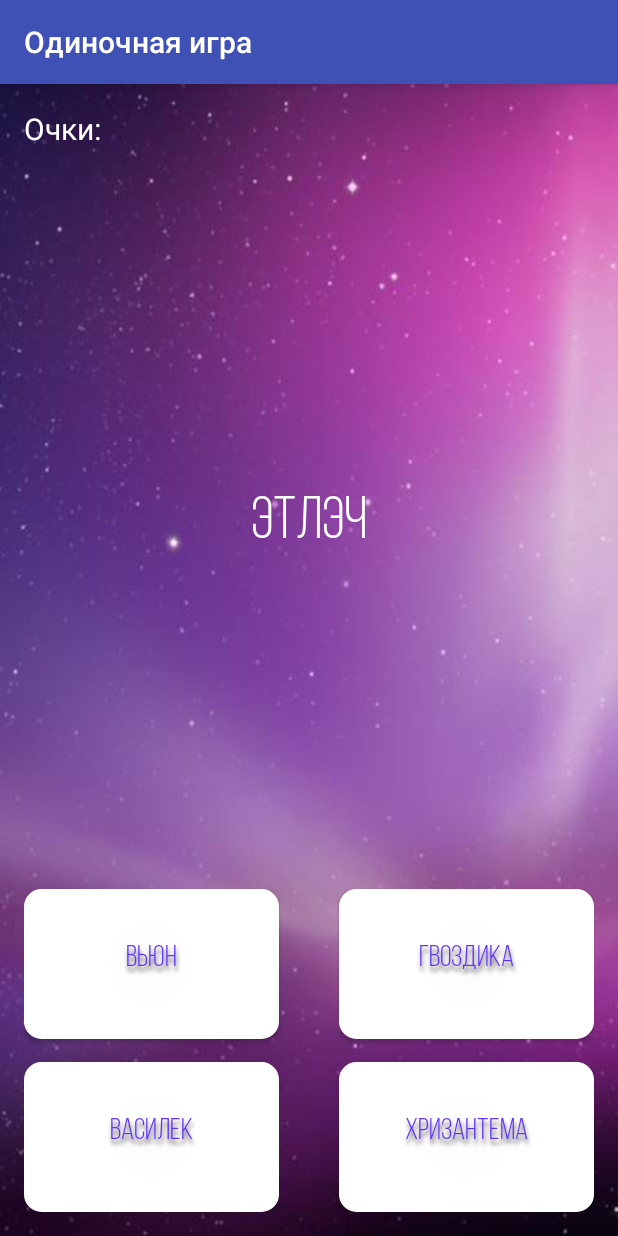
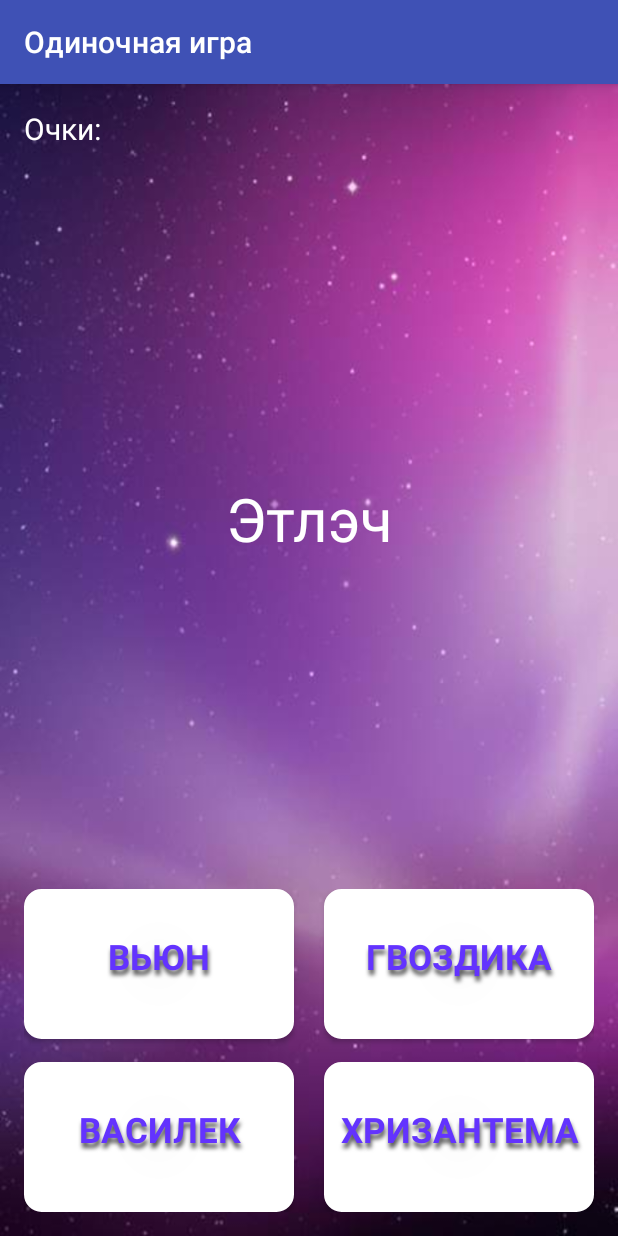
Before and after one commit to pandaket/Translate-Game, an Android app: the SingleGameActivity screen opened directly, with no data from a screen before it, after a tap on "ДЕНЬ", on a phone screen of 412 x 824 dp. Run offline under Robolectric (Android 15) with nearby library versions, the phone set to English and light mode, and no system bars; 1 other tap on this screen came first.

Commit message:
Add buttons drawing

```diff
--- /dev/null
+++ b/ModelsGame/app/src/main/java/com/example/modelsgame/Graphic.java
@@ -0,0 +1,51 @@
+package com.example.modelsgame;
+
+import android.annotation.TargetApi;
+import android.app.AlertDialog;
+import android.content.DialogInterface;
+import android.content.Intent;
+import android.graphics.Color;
+import android.graphics.Typeface;
+import android.os.Build;
+import android.os.Bundle;
+import android.os.Handler;
+import android.support.v7.app.AppCompatActivity;
+import android.view.View;
+import android.widget.Button;
+import android.widget.TextView;
+import android.widget.Toast;
+
+import java.util.Random;
+import java.lang.Object;
+
+/**
+ * Created by Гульнара on 17.05.2016.
+ */
+public class Graphic extends AppCompatActivity {
+
+    void btn_design(Button btn) //подгружаем оформление кнопки
+    {
+        btn.setBackgroundResource(R.drawable.button_shape);
+        btn.setTextColor(Color.argb(255,99,51,254));
+    }
+    void btn_set_font(Button btn) //  Меняем шрифт
+    {
+        Typeface mycustomfont = Typeface.createFromAsset(getAssets(), "fonts/9116.otf"); //адрес файла с шрифтом
+        btn.setTypeface(mycustomfont);
+    }
+
+    void button_color_draw(boolean check,Button Action_btn) //меняем цвет фона и текста нажатой кнопки
+    {
+        if (check)
+        {
+            Action_btn.setBackgroundResource(R.drawable.button_shape_green);
+            Action_btn.setTextColor(Color.WHITE);
+        }
+        else
+        {
+            Action_btn.setBackgroundResource(R.drawable.button_shape_red);
+            Action_btn.setTextColor(Color.WHITE);
+        }
+    }
+
+}
--- a/ModelsGame/app/src/main/java/com/example/modelsgame/SingleGameActivity.java
+++ b/ModelsGame/app/src/main/java/com/example/modelsgame/SingleGameActivity.java
@@ -16,6 +16,7 @@ import android.widget.TextView;
 import android.widget.Toast;
 
 import java.util.Random;
+import java.lang.Object;
 
 import static com.example.modelsgame.R.drawable.button_shape;
 
@@ -25,6 +26,7 @@ import static com.example.modelsgame.R.drawable.button_shape;
 
 
 public class SingleGameActivity extends AppCompatActivity {
+    Graphic graphic = new Graphic();
     DatabaseHelper sqlHelper;
     int score = 0; // переменная для очков
     int qid = 1; //контроль количества вопросов. В каждом туре их четыре(пока что).
@@ -46,7 +48,6 @@ public class SingleGameActivity extends AppCompatActivity {
 
     int content()//загрузка вопроса/ответов для нового вопроса
     {
-
         ++qid;
         randomNumber = random.nextInt(3);
         String[] questionArray = new String[0];
@@ -64,34 +65,26 @@ public class SingleGameActivity extends AppCompatActivity {
             answersArray = getResources().getStringArray(R.array.answersFinal);
             randomNumber = 0;
         }
-        Typeface mycustomfont = Typeface.createFromAsset(getAssets(), "fonts/9116.otf");
 
         scores = (TextView) findViewById(R.id.scores);
         questionTextView = (TextView) findViewById(R.id.textViewQuestion); //тут нам надо переменным реальные кнопки, в xml
-        questionTextView.setTypeface(mycustomfont);
         buttonFirstAnswer = (Button) findViewById(R.id.buttonFirstAnswer); // файле мы для каждой кнопки id называем
-        buttonFirstAnswer.setTypeface(mycustomfont);
         buttonSecondAnswer = (Button) findViewById(R.id.buttonSecondAnswer);// а тут мы его ищем и присваиваем методом findViewById
-        buttonSecondAnswer.setTypeface(mycustomfont);
         buttonThirdAnswer = (Button) findViewById(R.id.buttonThirdAnswer);
-        buttonThirdAnswer.setTypeface(mycustomfont);
         buttonFourthAnswer = (Button) findViewById(R.id.buttonFourthAnswer);
-        buttonFourthAnswer.setTypeface(mycustomfont);
-
-        buttonFirstAnswer.setBackgroundResource(R.drawable.button_shape);
-        buttonSecondAnswer.setBackgroundResource(R.drawable.button_shape);
-        buttonThirdAnswer.setBackgroundResource(R.drawable.button_shape);
-        buttonFourthAnswer.setBackgroundResource(R.drawable.button_shape);
-
+//------------------------------------------------
+        //подгружаем оформление кнопок
+        graphic.btn_design(buttonFirstAnswer);
+        graphic.btn_design(buttonSecondAnswer);
+        graphic.btn_design(buttonThirdAnswer);
+        graphic.btn_design(buttonFourthAnswer);
+//-----------------------------------------------
         questionTextView.setText(questionArray[randomNumber]);
         buttonFirstAnswer.setText(answersArray[randomNumber * 4]);
         buttonSecondAnswer.setText(answersArray[randomNumber * 4 + 1]);
         buttonThirdAnswer.setText(answersArray[randomNumber * 4 + 2]);
         buttonFourthAnswer.setText(answersArray[randomNumber * 4 + 3]);
-
-
         scores.setText(String.valueOf(score));
-
         return randomNumber;
     }
 
@@ -290,19 +283,13 @@ public class SingleGameActivity extends AppCompatActivity {
         final int[] trueAnswers = getResources().getIntArray(R.array.trueAnswers);// ответов, они по адресу /res/values/
         final int[] trueAnswers2 = getResources().getIntArray(R.array.trueAnswers2);
         final int[] trueAnswersFinal = getResources().getIntArray(R.array.trueAnswersFinal);
-        Typeface mycustomfont = Typeface.createFromAsset(getAssets(), "fonts/9116.otf");
 
         scores = (TextView) findViewById(R.id.scores);
         questionTextView = (TextView) findViewById(R.id.textViewQuestion); //тут нам надо переменным реальные кнопки, в xml
-        questionTextView.setTypeface(mycustomfont);
         buttonFirstAnswer = (Button) findViewById(R.id.buttonFirstAnswer); // файле мы для каждой кнопки id называем
-        buttonFirstAnswer.setTypeface(mycustomfont);
         buttonSecondAnswer = (Button) findViewById(R.id.buttonSecondAnswer);// а тут мы его ищем и присваиваем методом findViewById
-        buttonSecondAnswer.setTypeface(mycustomfont);
         buttonThirdAnswer = (Button) findViewById(R.id.buttonThirdAnswer);
-        buttonThirdAnswer.setTypeface(mycustomfont);
         buttonFourthAnswer = (Button) findViewById(R.id.buttonFourthAnswer);
-        buttonFourthAnswer.setTypeface(mycustomfont);
 
 
         questionTextView.setText(questionArray[randomNumber]);
@@ -325,12 +312,13 @@ public class SingleGameActivity extends AppCompatActivity {
                         {
                             if (trueAnswers[randomNumber] == 0)
                             {
-                               buttonFirstAnswer.setBackgroundColor(Color.GREEN);
+
+                                graphic.button_color_draw(true, buttonFirstAnswer);
                                 right1();
                             }
                             else
                             {
-                               buttonFirstAnswer.setBackgroundColor(Color.RED);
+                                graphic.button_color_draw(false, buttonFirstAnswer);
                                 false1();
                             }
                             break;
@@ -339,24 +327,24 @@ public class SingleGameActivity extends AppCompatActivity {
                         if (tour == 2) {
                             if (trueAnswers2[randomNumber] == 0)
                             {
-                                buttonFirstAnswer.setBackgroundColor(Color.GREEN);
+                                graphic.button_color_draw(true,buttonFirstAnswer);
                                 right2();
                             }
                             else
                             {
-                               buttonFirstAnswer.setBackgroundColor(Color.RED);
+                                graphic.button_color_draw(false,buttonFirstAnswer);
                                 false2();
                             }
                             break;
                         }
                         if (tour == 3) {
                             if (trueAnswersFinal[randomNumber] == 1) {
-                               buttonFirstAnswer.setBackgroundColor(Color.GREEN);
+                                graphic.button_color_draw(true,buttonFirstAnswer);
                                 right3();
                             }
                             else
                             {
-                                buttonFirstAnswer.setBackgroundColor(Color.RED);
+                                graphic.button_color_draw(false,buttonFirstAnswer);
                                 false3();
                             }
                             break;
@@ -367,12 +355,12 @@ public class SingleGameActivity extends AppCompatActivity {
                         {
                             if (trueAnswers[randomNumber] == 1)
                             {
-                                buttonSecondAnswer.setBackgroundColor(Color.GREEN);
+                                graphic.button_color_draw(true,buttonSecondAnswer);
                                 right1();
                             }
                             else
                             {
-                              buttonSecondAnswer.setBackgroundColor(Color.RED);
+                                graphic.button_color_draw(false,buttonSecondAnswer);
                                 false1();
                             }
                             break;
@@ -380,24 +368,24 @@ public class SingleGameActivity extends AppCompatActivity {
 
                         if (tour == 2) {
                             if (trueAnswers2[randomNumber] == 1) {
-                             buttonSecondAnswer.setBackgroundColor(Color.GREEN);
+                                graphic.button_color_draw(true,buttonSecondAnswer);
                                 right2();
                             }
                             else
                             {
-                              buttonSecondAnswer.setBackgroundColor(Color.RED);
+                                graphic.button_color_draw(false,buttonSecondAnswer);
                                 false2();
                             }
                             break;
                         }
                         if (tour == 3) {
                             if (trueAnswersFinal[randomNumber] == 1) {
-                               buttonSecondAnswer.setBackgroundColor(Color.GREEN);
+                                graphic.button_color_draw(true,buttonSecondAnswer);
                                 right3();
                             }
                             else
                             {
-                              buttonSecondAnswer.setBackgroundColor(Color.RED);
+                                graphic.button_color_draw(false,buttonSecondAnswer);
                                 false3();
                             }
                             break;
@@ -408,12 +396,12 @@ public class SingleGameActivity extends AppCompatActivity {
                         {
                             if (trueAnswers[randomNumber] == 2)
                             {
-                               buttonThirdAnswer.setBackgroundColor(Color.GREEN);
+                                graphic.button_color_draw(true,buttonThirdAnswer);
                                 right1();
                             }
                             else
                             {
-                               buttonThirdAnswer.setBackgroundColor(Color.RED);
+                                graphic.button_color_draw(false,buttonThirdAnswer);
                                 false1();
                             }
                             break;
@@ -421,24 +409,24 @@ public class SingleGameActivity extends AppCompatActivity {
 
                         if (tour == 2) {
                             if (trueAnswers2[randomNumber] == 2) {
-                              buttonThirdAnswer.setBackgroundColor(Color.GREEN);
+                                graphic.button_color_draw(true,buttonThirdAnswer);
                                 right2();
                             }
                             else
                             {
-                              buttonThirdAnswer.setBackgroundColor(Color.RED);
+                                graphic.button_color_draw(false,buttonThirdAnswer);
                                 false2();
                             }
                             break;
                         }
                         if (tour == 3) {
                             if (trueAnswersFinal[randomNumber] == 2) {
-                            buttonThirdAnswer.setBackgroundColor(Color.GREEN);
+                                graphic.button_color_draw(true,buttonThirdAnswer);
                                 right3();
                             }
                             else
                             {
-                              buttonThirdAnswer.setBackgroundColor(Color.RED);
+                                graphic.button_color_draw(false,buttonThirdAnswer);
                                 false3();
                             }
                             break;
@@ -449,12 +437,12 @@ public class SingleGameActivity extends AppCompatActivity {
                         {
                             if (trueAnswers[randomNumber] == 3)
                             {
-                             buttonFourthAnswer.setBackgroundColor(Color.GREEN);
+                                graphic.button_color_draw(true,buttonFourthAnswer);
                                 right1();
                             }
                             else
                             {
-                              buttonFourthAnswer.setBackgroundColor(Color.RED);
+                                graphic.button_color_draw(false,buttonFourthAnswer);
                                 false1();
                             }
                             break;
@@ -462,23 +450,23 @@ public class SingleGameActivity extends AppCompatActivity {
 
                         if (tour == 2) {
                             if (trueAnswers2[randomNumber] == 3) {
-                              buttonFourthAnswer.setBackgroundColor(Color.GREEN);
+                                graphic.button_color_draw(true,buttonFourthAnswer);
                                 right2();
                             }
                             else
                             {
-                               buttonFourthAnswer.setBackgroundColor(Color.RED);
+                                graphic.button_color_draw(false,buttonFourthAnswer);
                                 false2();
                             }
                             break;
                         }
                         if (tour == 3) {
                             if (trueAnswersFinal[randomNumber] == 3) {
-                              buttonFourthAnswer.setBackgroundColor(Color.GREEN);
+                                graphic.button_color_draw(true,buttonFourthAnswer);
                                 right3();
                             }
                             else {
-                              buttonFourthAnswer.setBackgroundColor(Color.RED);
+                                graphic.button_color_draw(false,buttonFourthAnswer);
                                 false3();
                             }
                             break;
--- /dev/null
+++ b/ModelsGame/app/src/main/res/drawable/button_shape_green.xml
@@ -0,0 +1,29 @@
+<?xml version="1.0" encoding="utf-8"?>
+<shape xmlns:android="http://schemas.android.com/apk/res/android" android:shape="rectangle" >
+    <corners
+        android:radius="10dp"
+        />
+    <gradient
+        android:gradientRadius="100"
+        android:centerX="50%"
+        android:centerY="50%"
+        android:centerColor="#5ebf42"
+        android:startColor="#5ebf42"
+        android:endColor="#5ebf42"
+        android:type="radial"
+        />
+    <padding
+        android:left="0dp"
+        android:top="0dp"
+        android:right="0dp"
+        android:bottom="10dp"
+        />
+    <size
+        android:width="270dp"
+        android:height="60dp"
+        />
+    <stroke
+        android:width="3dp"
+        android:color="#5ebf42"
+        />
+</shape>
--- /dev/null
+++ b/ModelsGame/app/src/main/res/drawable/button_shape_red.xml
@@ -0,0 +1,29 @@
+<?xml version="1.0" encoding="utf-8"?>
+<shape xmlns:android="http://schemas.android.com/apk/res/android" android:shape="rectangle" >
+    <corners
+        android:radius="10dp"
+        />
+    <gradient
+        android:gradientRadius="100"
+        android:centerX="50%"
+        android:centerY="50%"
+        android:centerColor="#d23a3f"
+        android:startColor="#d23a3f"
+        android:endColor="#d23a3f"
+        android:type="radial"
+        />
+    <padding
+        android:left="0dp"
+        android:top="0dp"
+        android:right="0dp"
+        android:bottom="10dp"
+        />
+    <size
+        android:width="270dp"
+        android:height="60dp"
+        />
+    <stroke
+        android:width="3dp"
+        android:color="#d23a3f"
+        />
+</shape>
--- a/ModelsGame/app/src/main/res/layout/activity_main_single.xml
+++ b/ModelsGame/app/src/main/res/layout/activity_main_single.xml
@@ -49,7 +49,7 @@
         android:textColor="#ffffff" />
 
     <Button
-        android:layout_width="170dp"
+        android:layout_width="180dp"
         android:layout_height="100dp"
         android:text="FirstAnswer"
         android:id="@+id/buttonFirstAnswer"
@@ -58,14 +58,15 @@
         android:background="@drawable/button_shape"
         android:shadowRadius="3"
         android:fontFamily="@android:string/ok"
-        android:textSize="20sp"
+        android:textSize="23sp"
         android:textColor="#6333FE"
         android:shadowColor="#595959"
         android:shadowDx="1"
-        android:shadowDy="5"/>
+        android:shadowDy="5"
+        android:textStyle="bold" />
 
     <Button
-        android:layout_width="170dp"
+        android:layout_width="180dp"
         android:layout_height="100dp"
         android:text="SecondAnswer"
         android:textColor="#6333FE"
@@ -77,13 +78,14 @@
         android:background="@drawable/button_shape"
         android:shadowRadius="3"
         android:fontFamily="@android:string/ok"
-        android:textSize="20sp"
+        android:textSize="23sp"
         android:shadowColor="#595959"
         android:shadowDx="1"
-        android:shadowDy="5"/>
+        android:shadowDy="5"
+        android:textStyle="bold" />
 
     <Button
-        android:layout_width="170dp"
+        android:layout_width="180dp"
         android:layout_height="100dp"
         android:text="ThirdAnswer"
         android:textColor="#6333FE"
@@ -94,13 +96,16 @@
         android:background="@drawable/button_shape"
         android:shadowRadius="3"
         android:fontFamily="@android:string/ok"
-        android:textSize="20sp"
+        android:textSize="23sp"
         android:shadowColor="#595959"
         android:shadowDx="1"
-        android:shadowDy="5"/>
+        android:shadowDy="5"
+        android:textStyle="bold"
+        android:layout_alignLeft="@+id/buttonFourthAnswer"
+        android:layout_alignStart="@+id/buttonFourthAnswer" />
 
     <Button
-        android:layout_width="170dp"
+        android:layout_width="180dp"
         android:layout_height="100dp"
         android:text="FourthAnswer"
         android:textColor="#6333FE"
@@ -112,8 +117,9 @@
         android:background="@drawable/button_shape"
         android:shadowRadius="3"
         android:fontFamily="@android:string/ok"
-        android:textSize="20sp"
+        android:textSize="23sp"
         android:shadowColor="#595959"
         android:shadowDx="1"
-        android:shadowDy="5"/>
+        android:shadowDy="5"
+        android:textStyle="bold" />
 </RelativeLayout>
```
Also changed, not shown: ModelsGame/app/src/main/java/com/example/modelsgame/MainActivity.java (deleted, +0 -108 lines), ModelsGame/app/src/main/res/layout/activity_main_page.xml (+3 -7 lines).
